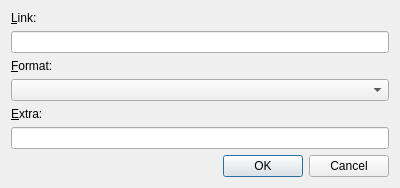
Before: the Qt Designer form src/add_edit.ui in igor-marinescu/YouDownUI, drawn with Qt 5.
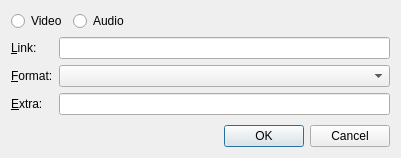
After: the same form once the commit is applied.

What changed in the file:
```diff
--- a/src/add_edit.ui
+++ b/src/add_edit.ui
@@ -6,8 +6,8 @@
    <rect>
     <x>0</x>
     <y>0</y>
-    <width>400</width>
-    <height>176</height>
+    <width>401</width>
+    <height>158</height>
    </rect>
   </property>
   <property name="windowTitle">
@@ -15,6 +15,39 @@
   </property>
   <layout class="QVBoxLayout" name="verticalLayout">
    <item>
+    <layout class="QHBoxLayout" name="horizontalLayout">
+     <item>
+      <widget class="QRadioButton" name="radioBtnVideo">
+       <property name="text">
+        <string>Video</string>
+       </property>
+      </widget>
+     </item>
+     <item>
+      <widget class="QRadioButton" name="radioBtnAudio">
+       <property name="text">
+        <string>Audio</string>
+       </property>
+      </widget>
+     </item>
+     <item>
+      <spacer name="horizontalSpacer">
+       <property name="orientation">
+        <enum>Qt::Horizontal</enum>
+       </property>
+       <property name="sizeHint" stdset="0">
+        <size>
+         <width>40</width>
+         <height>20</height>
+        </size>
+       </property>
+      </spacer>
+     </item>
+    </layout>
+   </item>
+   <item>
+    <layout class="QFormLayout" name="formLayout">
+     <item row="0" column="0">
     <widget class="QLabel" name="label">
      <property name="text">
       <string>&amp;Link:</string>
@@ -24,10 +57,10 @@
      </property>
     </widget>
    </item>
-   <item>
+     <item row="0" column="1">
     <widget class="QLineEdit" name="edtLink"/>
    </item>
-   <item>
+     <item row="1" column="0">
     <widget class="QLabel" name="label_2">
      <property name="text">
       <string>&amp;Format:</string>
@@ -37,10 +70,10 @@
      </property>
     </widget>
    </item>
-   <item>
+     <item row="1" column="1">
     <widget class="QComboBox" name="cmbboxFormat"/>
    </item>
-   <item>
+     <item row="2" column="0">
     <widget class="QLabel" name="label_3">
      <property name="text">
       <string>&amp;Extra:</string>
@@ -50,8 +83,23 @@
      </property>
     </widget>
    </item>
-   <item>
+     <item row="2" column="1">
     <widget class="QLineEdit" name="edtExtra"/>
+     </item>
+    </layout>
+   </item>
+   <item>
+    <spacer name="verticalSpacer">
+     <property name="orientation">
+      <enum>Qt::Vertical</enum>
+     </property>
+     <property name="sizeHint" stdset="0">
+      <size>
+       <width>20</width>
+       <height>40</height>
+      </size>
+     </property>
+    </spacer>
    </item>
    <item>
     <widget class="QDialogButtonBox" name="buttonBox">
```
Lines whose indentation alone changed are shown as unchanged.
